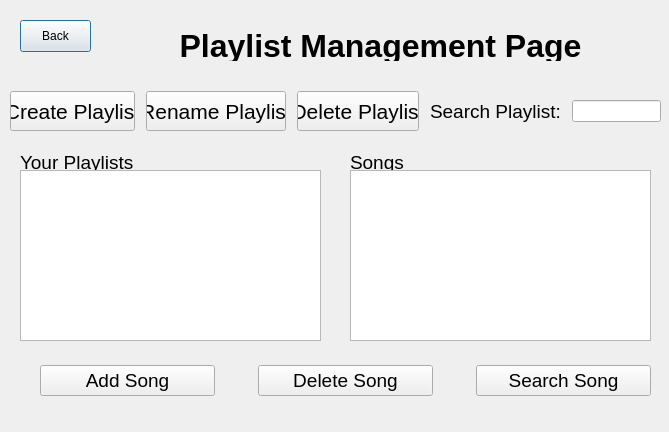
Above: Music-Manager/playlistmanagement.ui from david-boules/Music-Playlist-Manager before the change. Below: the same form after it.
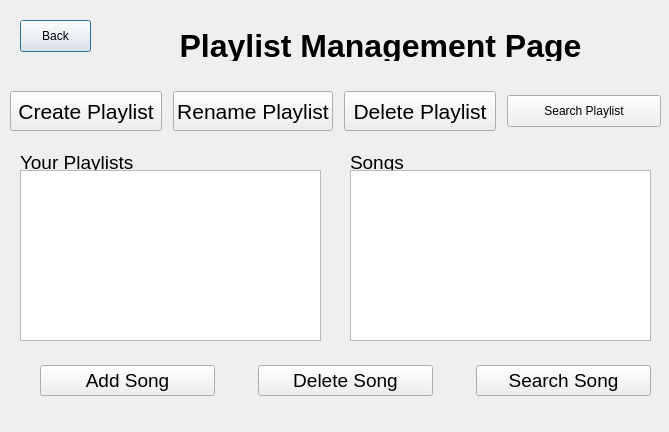
That is the form after the change.

Commit message: Added search playlist

```diff
--- a/Music-Manager/playlistmanagement.ui
+++ b/Music-Manager/playlistmanagement.ui
@@ -178,21 +178,24 @@
      </widget>
     </item>
     <item>
-     <widget class="QLabel" name="label_3">
-      <property name="font">
-       <font>
-        <family>Arial</family>
-        <pointsize>14</pointsize>
-       </font>
+     <widget class="QPushButton" name="SearchPlaylist">
+      <property name="minimumSize">
+       <size>
+        <width>154</width>
+        <height>0</height>
+       </size>
+      </property>
+      <property name="maximumSize">
+       <size>
+        <width>154</width>
+        <height>32</height>
+       </size>
       </property>
       <property name="text">
-       <string>Search Playlist:</string>
+       <string>Search Playlist</string>
       </property>
      </widget>
     </item>
-    <item>
-     <widget class="QLineEdit" name="lineEdit"/>
-    </item>
    </layout>
   </widget>
   <widget class="QWidget" name="layoutWidget">
```
The commit also changes 3 other files.
